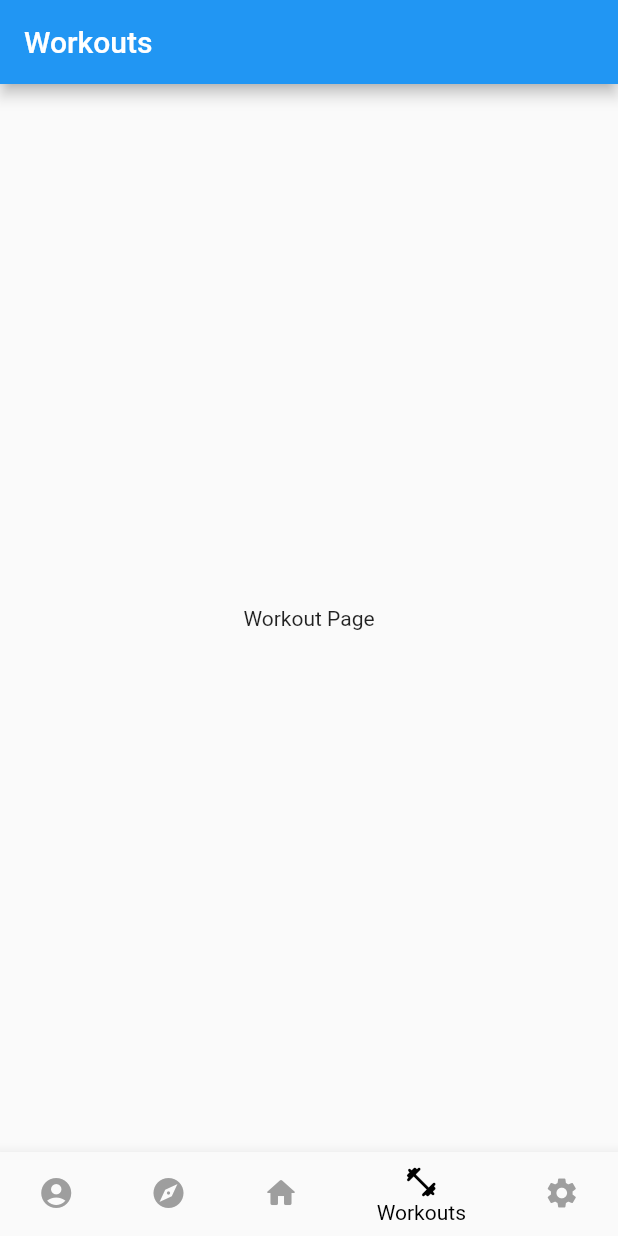
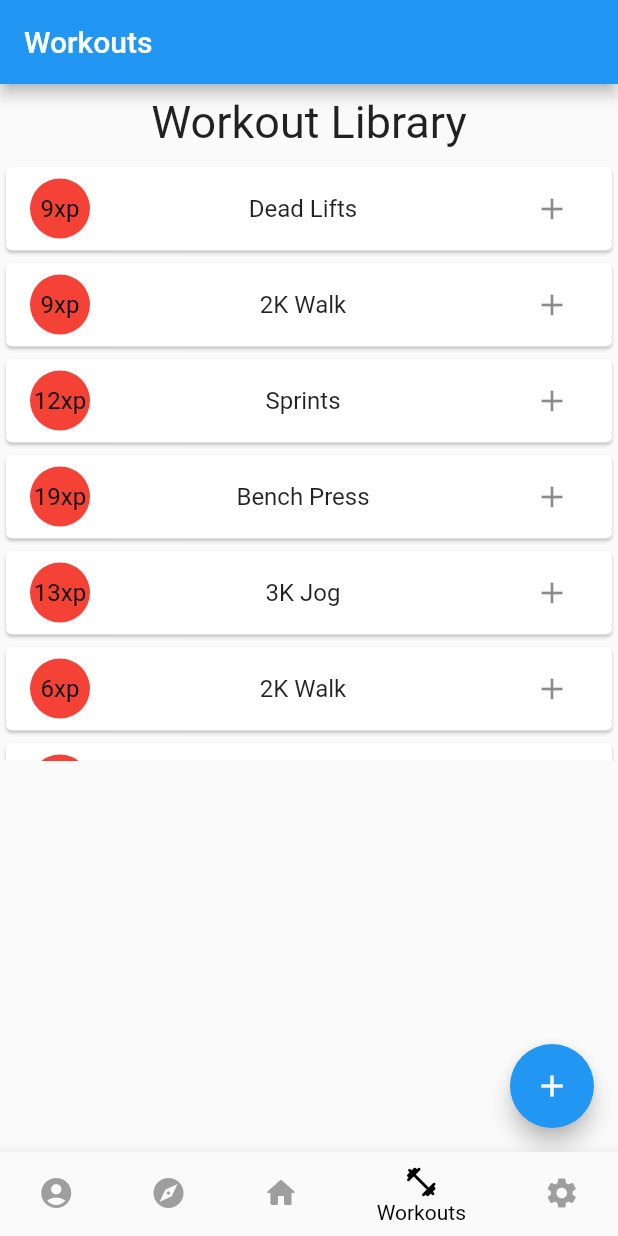
Before and after one commit to gmadharh/mobile_computing, a Flutter app: the screen it shows after launch, item 4 of the bottom bar chosen, on a phone screen of 412 x 824 dp. Run offline on Flutter 3.47's test engine with Material 2 defaults, Android fonts, the light colour scheme and no system bars.

Commit message:
Added FAB, ListView for workouts, and layout

```diff
--- a/lib/pages/workouts.dart
+++ b/lib/pages/workouts.dart
@@ -1,11 +1,70 @@
+import 'package:flutter/cupertino.dart';
+import 'dart:math';
 import 'package:flutter/material.dart';
 
-class WorkoutPage extends StatelessWidget{
+class WorkoutPage extends StatefulWidget {
+  @override
+  State<WorkoutPage> createState() => _WorkoutPageState();
+}
+
+class _WorkoutPageState extends State<WorkoutPage> {
+  List workouts = ["3K Jog", "Bench Press", "Dead Lifts", "Sprints", "2K Walk"];
+  final _random = Random();
+
   @override
   Widget build(BuildContext context) => Scaffold(
-    appBar: AppBar(
-      title: const Text("Workouts"),
-    ),
-    body: const Center(child: Text("Workout Page")),
-  );
+      appBar: AppBar(
+        title: const Text("Workouts"),
+      ),
+      floatingActionButton: FloatingActionButton(
+        onPressed: () {},
+        child: Icon(Icons.add),
+      ),
+      body: Column(
+        children: [
+          Padding(
+              padding: const EdgeInsets.all(8.0),
+              child: Align(
+                  alignment: Alignment.center,
+                  child:
+                      Text("Workout Library", style: TextStyle(fontSize: 30)))),
+          SizedBox(
+            height: 400,
+            child: CupertinoScrollbar(
+              child: ListView(
+                shrinkWrap: true,
+                children: [
+                  for (int i = 0; i < 10; i++)
+                    workoutCard((3 + _random.nextInt(20 - 3)).toString(),
+                        workouts[_random.nextInt(workouts.length)])
+                ],
+              ),
+            ),
+          )
+        ],
+      ));
+
+  Widget workoutCard(String xpAmount, String workout) {
+    return Card(
+      child: Column(
+        mainAxisSize: MainAxisSize.min,
+        children: <Widget>[
+          ListTile(
+            trailing: IconButton(
+              onPressed: () {},
+              icon: Icon(Icons.add),
+            ),
+            leading: CircleAvatar(
+              backgroundColor: Colors.red,
+              child: Text(
+                xpAmount + "xp",
+                style: TextStyle(color: Colors.black),
+              ),
+            ),
+            title: Center(child: Text(workout)),
+          )
+        ],
+      ),
+    );
+  }
 }
```
Also changed, not shown: 1 other file.
